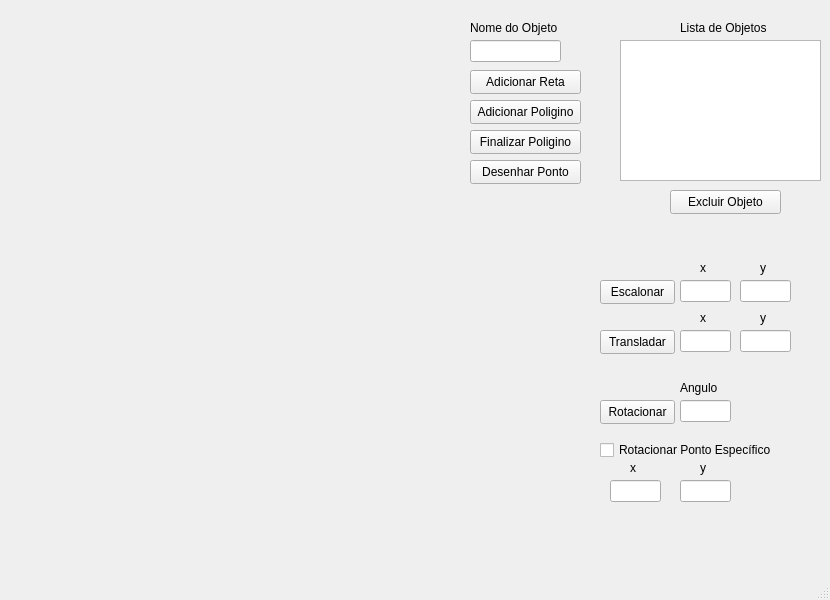
Old version of the form mainwindow.ui in the repository VictorEmanoel7/ProjetoCG.
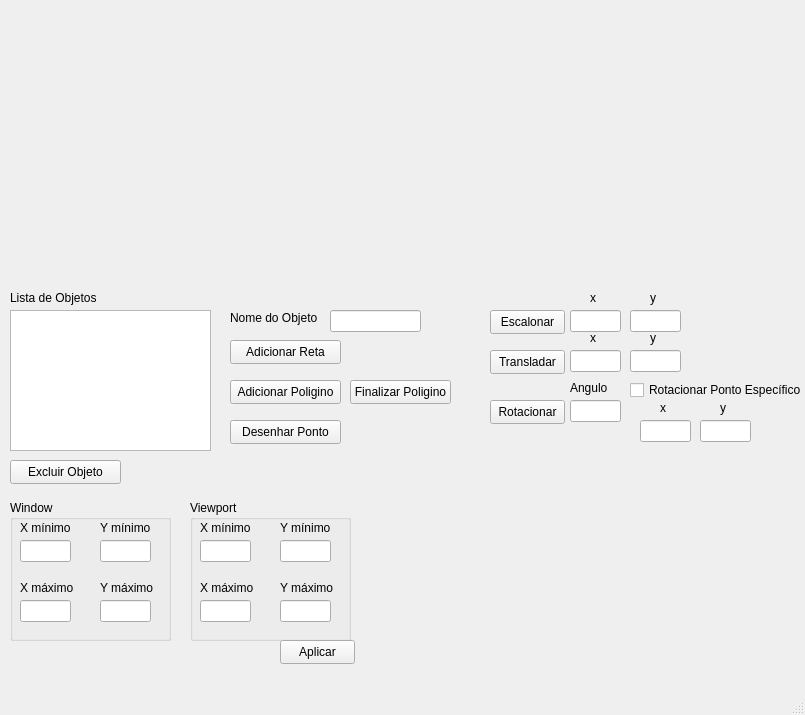
New version of the form.

Commit message: transformada de viewport

What changed in the file:
```diff
--- a/mainwindow.ui
+++ b/mainwindow.ui
@@ -6,8 +6,8 @@
    <rect>
     <x>0</x>
     <y>0</y>
-    <width>830</width>
-    <height>600</height>
+    <width>805</width>
+    <height>715</height>
    </rect>
   </property>
   <property name="windowTitle">
@@ -19,8 +19,8 @@
      <rect>
       <x>0</x>
       <y>0</y>
-      <width>461</width>
-      <height>581</height>
+      <width>801</width>
+      <height>281</height>
      </rect>
     </property>
     <property name="autoFillBackground">
@@ -30,8 +30,8 @@
    <widget class="QListWidget" name="listWidget_objetos">
     <property name="geometry">
      <rect>
-      <x>620</x>
-      <y>40</y>
+      <x>10</x>
+      <y>310</y>
       <width>201</width>
       <height>141</height>
      </rect>
@@ -40,8 +40,8 @@
    <widget class="QLineEdit" name="lineEdit_sy">
     <property name="geometry">
      <rect>
-      <x>740</x>
-      <y>280</y>
+      <x>630</x>
+      <y>310</y>
       <width>51</width>
       <height>22</height>
      </rect>
@@ -50,8 +50,8 @@
    <widget class="QLineEdit" name="lineEdit_dy">
     <property name="geometry">
      <rect>
-      <x>740</x>
-      <y>330</y>
+      <x>630</x>
+      <y>350</y>
       <width>51</width>
       <height>22</height>
      </rect>
@@ -60,8 +60,8 @@
    <widget class="QLineEdit" name="lineEdit_sx">
     <property name="geometry">
      <rect>
-      <x>680</x>
-      <y>280</y>
+      <x>570</x>
+      <y>310</y>
       <width>51</width>
       <height>22</height>
      </rect>
@@ -70,8 +70,8 @@
    <widget class="QLineEdit" name="lineEdit_dx">
     <property name="geometry">
      <rect>
-      <x>680</x>
-      <y>330</y>
+      <x>570</x>
+      <y>350</y>
       <width>51</width>
       <height>22</height>
      </rect>
@@ -80,7 +80,7 @@
    <widget class="QLineEdit" name="lineEdit_angulo">
     <property name="geometry">
      <rect>
-      <x>680</x>
+      <x>570</x>
       <y>400</y>
       <width>51</width>
       <height>22</height>
@@ -90,7 +90,7 @@
    <widget class="QPushButton" name="pushButton_rotacionar">
     <property name="geometry">
      <rect>
-      <x>600</x>
+      <x>490</x>
       <y>400</y>
       <width>75</width>
       <height>24</height>
@@ -103,8 +103,8 @@
    <widget class="QPushButton" name="pushButton_escalar">
     <property name="geometry">
      <rect>
-      <x>600</x>
-      <y>280</y>
+      <x>490</x>
+      <y>310</y>
       <width>75</width>
       <height>24</height>
      </rect>
@@ -116,8 +116,8 @@
    <widget class="QPushButton" name="pushButton_transladar">
     <property name="geometry">
      <rect>
-      <x>600</x>
-      <y>330</y>
+      <x>490</x>
+      <y>350</y>
       <width>75</width>
       <height>24</height>
      </rect>
@@ -129,8 +129,8 @@
    <widget class="QPushButton" name="pushButton_addReta">
     <property name="geometry">
      <rect>
-      <x>470</x>
-      <y>70</y>
+      <x>230</x>
+      <y>340</y>
       <width>111</width>
       <height>24</height>
      </rect>
@@ -142,8 +142,8 @@
    <widget class="QPushButton" name="pushButton_addPoligono">
     <property name="geometry">
      <rect>
-      <x>470</x>
-      <y>100</y>
+      <x>230</x>
+      <y>380</y>
       <width>111</width>
       <height>24</height>
      </rect>
@@ -155,9 +155,9 @@
    <widget class="QPushButton" name="pushButton_finalizarDesenho">
     <property name="geometry">
      <rect>
-      <x>470</x>
-      <y>130</y>
-      <width>111</width>
+      <x>350</x>
+      <y>380</y>
+      <width>101</width>
       <height>24</height>
      </rect>
     </property>
@@ -168,8 +168,8 @@
    <widget class="QLineEdit" name="lineEdit_nomeObjeto">
     <property name="geometry">
      <rect>
-      <x>470</x>
-      <y>40</y>
+      <x>330</x>
+      <y>310</y>
       <width>91</width>
       <height>22</height>
      </rect>
@@ -178,8 +178,8 @@
    <widget class="QLabel" name="label">
     <property name="geometry">
      <rect>
-      <x>470</x>
-      <y>20</y>
+      <x>230</x>
+      <y>310</y>
       <width>91</width>
       <height>16</height>
      </rect>
@@ -191,8 +191,8 @@
    <widget class="QLabel" name="label_2">
     <property name="geometry">
      <rect>
-      <x>680</x>
-      <y>20</y>
+      <x>10</x>
+      <y>290</y>
       <width>91</width>
       <height>16</height>
      </rect>
@@ -204,7 +204,7 @@
    <widget class="QLabel" name="label_3">
     <property name="geometry">
      <rect>
-      <x>680</x>
+      <x>570</x>
       <y>380</y>
       <width>41</width>
       <height>16</height>
@@ -217,8 +217,8 @@
    <widget class="QLabel" name="label_4">
     <property name="geometry">
      <rect>
-      <x>700</x>
-      <y>260</y>
+      <x>590</x>
+      <y>290</y>
       <width>21</width>
       <height>16</height>
      </rect>
@@ -230,8 +230,8 @@
    <widget class="QLabel" name="label_5">
     <property name="geometry">
      <rect>
-      <x>760</x>
-      <y>260</y>
+      <x>650</x>
+      <y>290</y>
       <width>21</width>
       <height>16</height>
      </rect>
@@ -243,8 +243,8 @@
    <widget class="QLabel" name="label_6">
     <property name="geometry">
      <rect>
-      <x>700</x>
-      <y>310</y>
+      <x>590</x>
+      <y>330</y>
       <width>21</width>
       <height>16</height>
      </rect>
@@ -256,8 +256,8 @@
    <widget class="QLabel" name="label_7">
     <property name="geometry">
      <rect>
-      <x>760</x>
-      <y>310</y>
+      <x>650</x>
+      <y>330</y>
       <width>21</width>
       <height>16</height>
      </rect>
@@ -269,8 +269,8 @@
    <widget class="QCheckBox" name="checkBox_usarPontoEspecifico">
     <property name="geometry">
      <rect>
-      <x>600</x>
-      <y>440</y>
+      <x>630</x>
+      <y>380</y>
       <width>171</width>
       <height>20</height>
      </rect>
@@ -282,8 +282,8 @@
    <widget class="QLineEdit" name="lineEdit_rotacao_px">
     <property name="geometry">
      <rect>
-      <x>610</x>
-      <y>480</y>
+      <x>640</x>
+      <y>420</y>
       <width>51</width>
       <height>22</height>
      </rect>
@@ -292,8 +292,8 @@
    <widget class="QLineEdit" name="lineEdit_rotacao_py">
     <property name="geometry">
      <rect>
-      <x>680</x>
-      <y>480</y>
+      <x>700</x>
+      <y>420</y>
       <width>51</width>
       <height>22</height>
      </rect>
@@ -302,8 +302,8 @@
    <widget class="QLabel" name="label_8">
     <property name="geometry">
      <rect>
-      <x>630</x>
-      <y>460</y>
+      <x>660</x>
+      <y>400</y>
       <width>21</width>
       <height>16</height>
      </rect>
@@ -315,8 +315,8 @@
    <widget class="QLabel" name="label_9">
     <property name="geometry">
      <rect>
-      <x>700</x>
-      <y>460</y>
+      <x>720</x>
+      <y>400</y>
       <width>21</width>
       <height>16</height>
      </rect>
@@ -328,8 +328,8 @@
    <widget class="QPushButton" name="pushButton_addPonto">
     <property name="geometry">
      <rect>
-      <x>470</x>
-      <y>160</y>
+      <x>230</x>
+      <y>420</y>
       <width>111</width>
       <height>24</height>
      </rect>
@@ -341,8 +341,8 @@
    <widget class="QPushButton" name="pushButton_excluir">
     <property name="geometry">
      <rect>
-      <x>670</x>
-      <y>190</y>
+      <x>10</x>
+      <y>460</y>
       <width>111</width>
       <height>24</height>
      </rect>
@@ -351,6 +351,229 @@
      <string>Excluir Objeto</string>
     </property>
    </widget>
+   <widget class="QGroupBox" name="groupBox">
+    <property name="geometry">
+     <rect>
+      <x>10</x>
+      <y>500</y>
+      <width>161</width>
+      <height>141</height>
+     </rect>
+    </property>
+    <property name="title">
+     <string>Window</string>
+    </property>
+    <widget class="QLineEdit" name="lineEdit_w_xmin">
+     <property name="geometry">
+      <rect>
+       <x>10</x>
+       <y>40</y>
+       <width>51</width>
+       <height>22</height>
+      </rect>
+     </property>
+    </widget>
+    <widget class="QLineEdit" name="lineEdit_w_ymin">
+     <property name="geometry">
+      <rect>
+       <x>90</x>
+       <y>40</y>
+       <width>51</width>
+       <height>22</height>
+      </rect>
+     </property>
+    </widget>
+    <widget class="QLineEdit" name="lineEdit_w_xmax">
+     <property name="geometry">
+      <rect>
+       <x>10</x>
+       <y>100</y>
+       <width>51</width>
+       <height>22</height>
+      </rect>
+     </property>
+    </widget>
+    <widget class="QLineEdit" name="lineEdit_w_ymax">
+     <property name="geometry">
+      <rect>
+       <x>90</x>
+       <y>100</y>
+       <width>51</width>
+       <height>22</height>
+      </rect>
+     </property>
+    </widget>
+    <widget class="QLabel" name="label_10">
+     <property name="geometry">
+      <rect>
+       <x>10</x>
+       <y>20</y>
+       <width>61</width>
+       <height>16</height>
+      </rect>
+     </property>
+     <property name="text">
+      <string>X mínimo</string>
+     </property>
+    </widget>
+    <widget class="QLabel" name="label_11">
+     <property name="geometry">
+      <rect>
+       <x>90</x>
+       <y>20</y>
+       <width>61</width>
+       <height>16</height>
+      </rect>
+     </property>
+     <property name="text">
+      <string>Y mínimo</string>
+     </property>
+    </widget>
+    <widget class="QLabel" name="label_12">
+     <property name="geometry">
+      <rect>
+       <x>10</x>
+       <y>80</y>
+       <width>61</width>
+       <height>16</height>
+      </rect>
+     </property>
+     <property name="text">
+      <string>X máximo</string>
+     </property>
+    </widget>
+    <widget class="QLabel" name="label_13">
+     <property name="geometry">
+      <rect>
+       <x>90</x>
+       <y>80</y>
+       <width>61</width>
+       <height>16</height>
+      </rect>
+     </property>
+     <property name="text">
+      <string>Y máximo</string>
+     </property>
+    </widget>
+   </widget>
+   <widget class="QGroupBox" name="groupBox_2">
+    <property name="geometry">
+     <rect>
+      <x>190</x>
+      <y>500</y>
+      <width>161</width>
+      <height>141</height>
+     </rect>
+    </property>
+    <property name="title">
+     <string>Viewport</string>
+    </property>
+    <widget class="QLineEdit" name="lineEdit_v_xmin">
+     <property name="geometry">
+      <rect>
+       <x>10</x>
+       <y>40</y>
+       <width>51</width>
+       <height>22</height>
+      </rect>
+     </property>
+    </widget>
+    <widget class="QLineEdit" name="lineEdit_v_ymin">
+     <property name="geometry">
+      <rect>
+       <x>90</x>
+       <y>40</y>
+       <width>51</width>
+       <height>22</height>
+      </rect>
+     </property>
+    </widget>
+    <widget class="QLineEdit" name="lineEdit_v_xmax">
+     <property name="geometry">
+      <rect>
+       <x>10</x>
+       <y>100</y>
+       <width>51</width>
+       <height>22</height>
+      </rect>
+     </property>
+    </widget>
+    <widget class="QLineEdit" name="lineEdit_v_ymax">
+     <property name="geometry">
+      <rect>
+       <x>90</x>
+       <y>100</y>
+       <width>51</width>
+       <height>22</height>
+      </rect>
+     </property>
+    </widget>
+    <widget class="QLabel" name="label_14">
+     <property name="geometry">
+      <rect>
+       <x>10</x>
+       <y>20</y>
+       <width>61</width>
+       <height>16</height>
+      </rect>
+     </property>
+     <property name="text">
+      <string>X mínimo</string>
+     </property>
+    </widget>
+    <widget class="QLabel" name="label_15">
+     <property name="geometry">
+      <rect>
+       <x>90</x>
+       <y>20</y>
+       <width>61</width>
+       <height>16</height>
+      </rect>
+     </property>
+     <property name="text">
+      <string>Y mínimo</string>
+     </property>
+    </widget>
+    <widget class="QLabel" name="label_16">
+     <property name="geometry">
+      <rect>
+       <x>10</x>
+       <y>80</y>
+       <width>61</width>
+       <height>16</height>
+      </rect>
+     </property>
+     <property name="text">
+      <string>X máximo</string>
+     </property>
+    </widget>
+    <widget class="QLabel" name="label_17">
+     <property name="geometry">
+      <rect>
+       <x>90</x>
+       <y>80</y>
+       <width>61</width>
+       <height>16</height>
+      </rect>
+     </property>
+     <property name="text">
+      <string>Y máximo</string>
+     </property>
+    </widget>
+   </widget>
+   <widget class="QPushButton" name="pushButton_aplicar_wv">
+    <property name="geometry">
+     <rect>
+      <x>280</x>
+      <y>640</y>
+      <width>75</width>
+      <height>24</height>
+     </rect>
+    </property>
+    <property name="text">
+     <string>Aplicar</string>
+    </property>
+   </widget>
   </widget>
   <widget class="QMenuBar" name="menubar">
    <property name="geometry">
```
Left out of the diff: 2 changed lines with no effect on the pictures. The commit also changes 19 other files.
